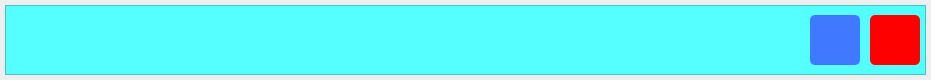
Above: customWidgets/itemwidget.ui from Anmol-A-jain/Dyner before the change. Below: the same form after it.
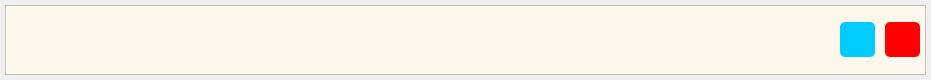
That is the form after the change.

What changed in the file:
```diff
--- a/customWidgets/itemwidget.ui
+++ b/customWidgets/itemwidget.ui
@@ -38,7 +38,7 @@
    <item>
     <widget class="QFrame" name="frame">
      <property name="styleSheet">
-      <string notr="true">background-color: rgb(85, 255, 255);</string>
+      <string notr="true">background-color: #fef8ec;</string>
      </property>
      <property name="frameShape">
       <enum>QFrame::StyledPanel</enum>
@@ -96,18 +96,18 @@
          <widget class="QPushButton" name="editbtn">
           <property name="minimumSize">
            <size>
-            <width>50</width>
-            <height>50</height>
+            <width>35</width>
+            <height>35</height>
            </size>
           </property>
           <property name="maximumSize">
            <size>
-            <width>50</width>
-            <height>50</height>
+            <width>35</width>
+            <height>35</height>
            </size>
           </property>
           <property name="styleSheet">
-           <string notr="true">background-color: rgb(64, 121, 255);
+           <string notr="true">background-color: #00CCFF;
 border-radius:5px;</string>
           </property>
           <property name="text">
@@ -135,14 +135,14 @@
          <widget class="QPushButton" name="deletebtn">
           <property name="minimumSize">
            <size>
-            <width>50</width>
-            <height>50</height>
+            <width>35</width>
+            <height>35</height>
            </size>
           </property>
           <property name="maximumSize">
            <size>
-            <width>50</width>
-            <height>50</height>
+            <width>35</width>
+            <height>35</height>
            </size>
           </property>
           <property name="styleSheet">
```
